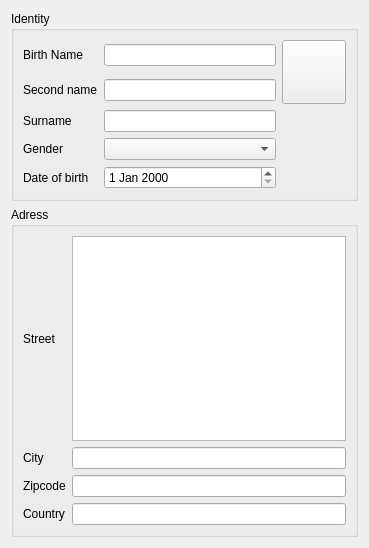
This is plugins/patientbaseplugin/identitywidget.ui in FreeHealth/freehealth as Qt 5 draws it before an edit. The edited form follows.
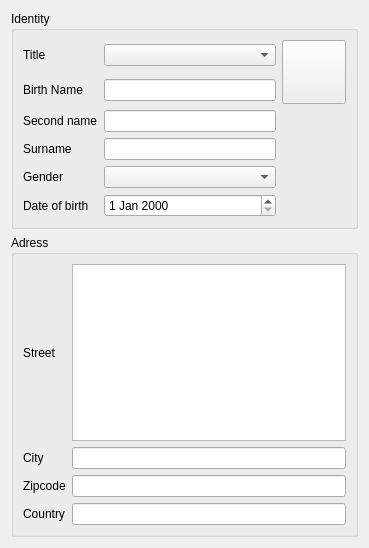
This is the edited form.

The edit to the form file:
```diff
--- a/plugins/patientbaseplugin/identitywidget.ui
+++ b/plugins/patientbaseplugin/identitywidget.ui
@@ -20,15 +20,15 @@
       <string>Identity</string>
      </property>
      <layout class="QGridLayout" name="gridLayout">
-      <item row="0" column="0" colspan="2">
-       <widget class="QLabel" name="label">
+      <item row="0" column="0">
+       <widget class="QLabel" name="label_7">
         <property name="text">
-         <string>Birth Name</string>
+         <string>Title</string>
         </property>
        </widget>
       </item>
-      <item row="0" column="2">
-       <widget class="QLineEdit" name="birthName"/>
+      <item row="0" column="1">
+       <widget class="QComboBox" name="titleCombo"/>
       </item>
       <item row="0" column="3" rowspan="2">
        <widget class="QPushButton" name="photoButton">
@@ -64,27 +64,44 @@
         </property>
        </widget>
       </item>
-      <item row="1" column="0" colspan="2">
+      <item row="1" column="0">
+       <widget class="QLabel" name="label">
+        <property name="text">
+         <string>Birth Name</string>
+        </property>
+       </widget>
+      </item>
+      <item row="1" column="1">
+       <widget class="QLineEdit" name="birthName"/>
+      </item>
+      <item row="2" column="0">
        <widget class="QLabel" name="label_2">
         <property name="text">
          <string>Second name</string>
         </property>
        </widget>
       </item>
-      <item row="1" column="2">
+      <item row="2" column="1">
        <widget class="QLineEdit" name="secondName"/>
       </item>
-      <item row="2" column="0" colspan="2">
+      <item row="3" column="0">
        <widget class="QLabel" name="label_3">
         <property name="text">
          <string>Surname</string>
         </property>
        </widget>
       </item>
-      <item row="2" column="2">
+      <item row="3" column="1">
        <widget class="QLineEdit" name="surname"/>
       </item>
-      <item row="3" column="2">
+      <item row="4" column="0">
+       <widget class="QLabel" name="label_5">
+        <property name="text">
+         <string>Gender</string>
+        </property>
+       </widget>
+      </item>
+      <item row="4" column="1">
        <widget class="QComboBox" name="genderCombo"/>
       </item>
       <item row="5" column="0">
@@ -94,16 +111,9 @@
         </property>
        </widget>
       </item>
-      <item row="5" column="2">
+      <item row="5" column="1">
        <widget class="QDateEdit" name="dob"/>
       </item>
-      <item row="3" column="0">
-       <widget class="QLabel" name="label_5">
-        <property name="text">
-         <string>Gender</string>
-        </property>
-       </widget>
-      </item>
      </layout>
     </widget>
    </item>
```
Left out of the diff: 9 changed lines with no effect on the pictures.
